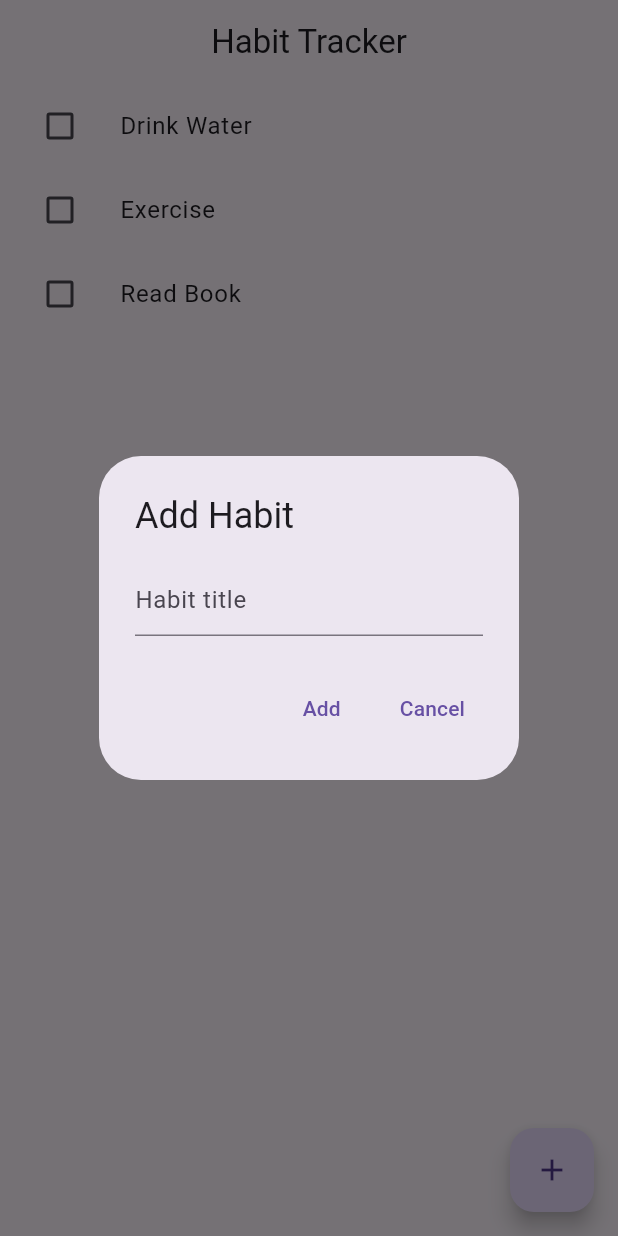
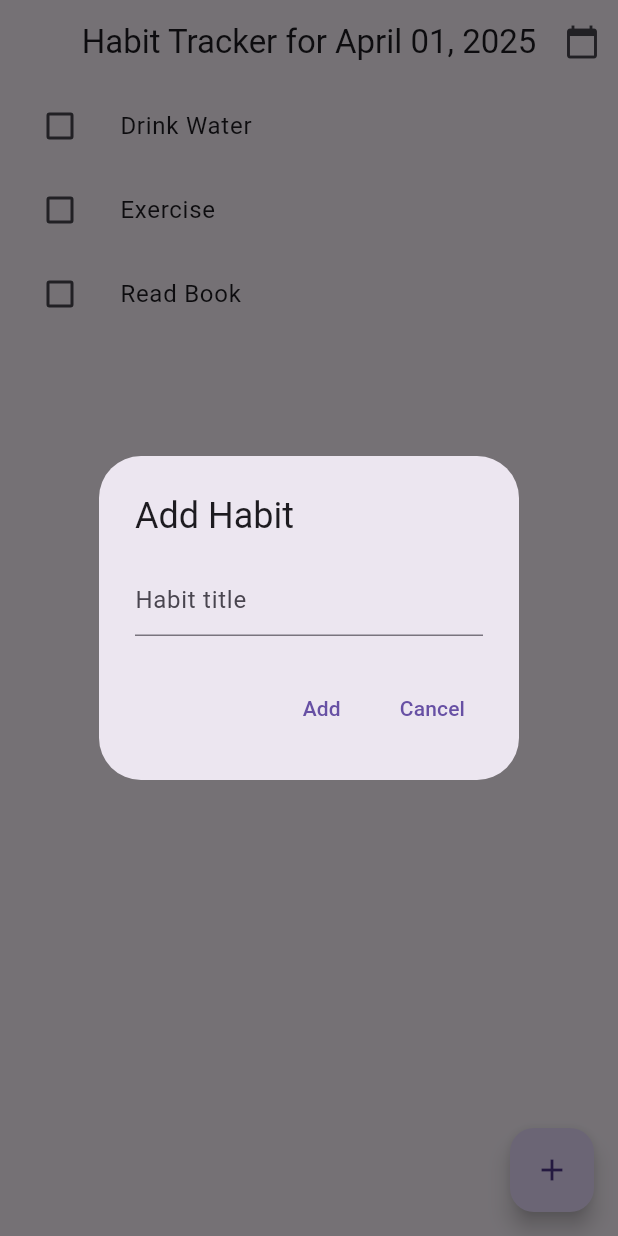
Before and after one commit to HemangShimpi/habit_app, a Flutter app: the screen it shows after launch, after a tap on the "add" icon, on a phone screen of 412 x 824 dp. Run offline on Flutter 3.47's test engine with Material 3 defaults, Android fonts, the phone set to English and light mode, and no system bars; our stand-ins replace sqflite; accounts and stored records are empty.

Commit message:
added calendar button which finally works

```diff
--- a/lib/main.dart
+++ b/lib/main.dart
@@ -1,4 +1,6 @@
 import 'package:flutter/material.dart';
+import 'package:intl/intl.dart';
+
 void main() {
   runApp(MyApp());
 }
@@ -25,6 +27,22 @@
 
 class _HomePageState extends State<HomePage> {
   List<String> habits = ['Drink Water', 'Exercise', 'Read Book'];
+  DateTime selectedDate = DateTime.now();
+
+  void _pickDate() async {
+    DateTime? pickedDate = await showDatePicker(
+      context: context,
+      initialDate: selectedDate,
+      firstDate: DateTime(2000),
+      lastDate: DateTime(2100),
+    );
+
+    if (pickedDate != null && pickedDate != selectedDate) {
+      setState(() {
+        selectedDate = pickedDate;
+      });
+    }
+  }
 
   void _addHabit() {
     TextEditingController controller = TextEditingController();
@@ -59,10 +77,18 @@
 
   @override
   Widget build(BuildContext context) {
+    String formattedDate = DateFormat('MMMM dd, yyyy').format(selectedDate);
+
     return Scaffold(
       appBar: AppBar(
-        title: Text("Habit Tracker"),
+        title: Text("Habit Tracker for $formattedDate"),
         centerTitle: true,
+        actions: [
+          IconButton(
+            icon: Icon(Icons.calendar_today),
+            onPressed: _pickDate,
+          ),
+        ],
       ),
       body: ListView.builder(
         itemCount: habits.length,
--- a/pubspec.yaml
+++ b/pubspec.yaml
@@ -1,6 +1,6 @@
 name: habit_tracker
 description: "A new Flutter project."
-publish_to: 'none' # Remove this line if you wish to publish to pub.dev
+publish_to: "none" # Remove this line if you wish to publish to pub.dev
 
 version: 1.0.0+1
 
@@ -14,6 +14,7 @@ dependencies:
   sqflite: ^2.0.0+4
   path_provider: ^2.0.11
   path: ^1.8.0
+  intl: ^0.18.1
 
 dev_dependencies:
   flutter_test:
```
Also changed, not shown: pubspec.lock.
